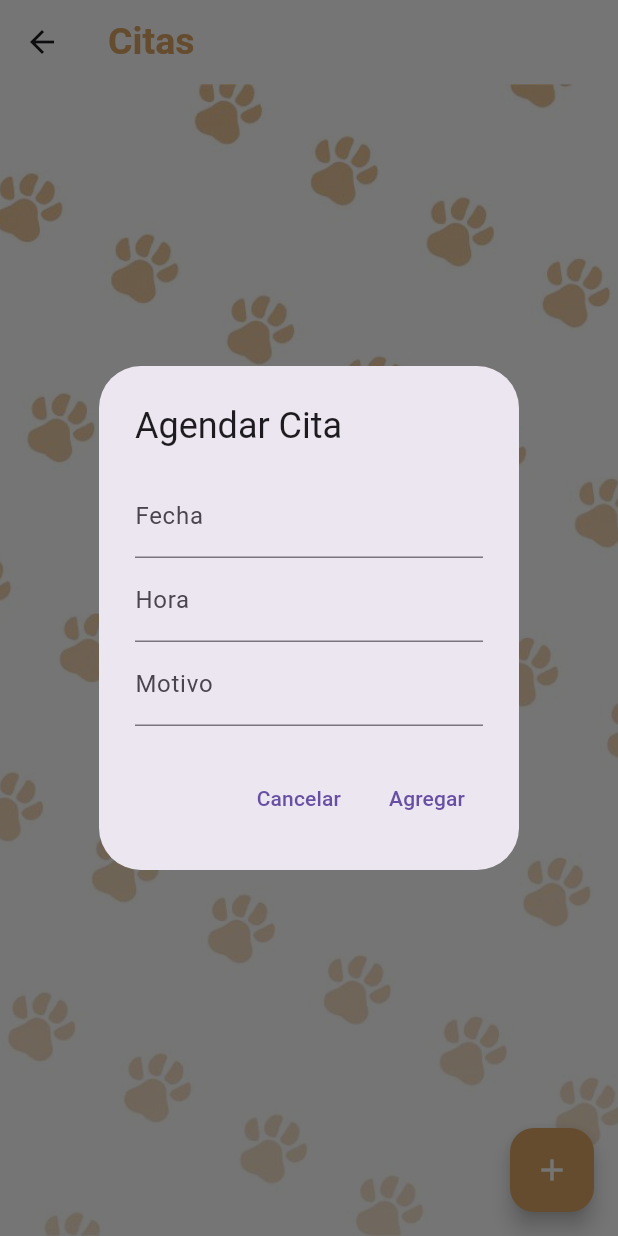
After one commit to mauriciomartinezm/veterinarIA, a Flutter app: the CitasPage screen opened by its route, after a tap on the "add" icon, on a phone screen of 412 x 824 dp. The commit adds this screen. Run offline on Flutter 3.47's test engine with Material 3 defaults, Android fonts, the phone set to English and light mode, and no system bars; accounts and stored records are empty; network calls fail.

Commit message:
Creacion del apartado de citas

```diff
--- a/lib/main.dart
+++ b/lib/main.dart
@@ -7,6 +7,7 @@ import 'screens/home/home_page.dart';
 import 'screens/home/info_page.dart';
 import 'screens/home/info_usuario_page.dart';
 import 'screens/home/info_mascota_page.dart';
+import './screens/home/citas_page.dart';
 
 void main() {
   runApp(
@@ -27,6 +28,7 @@ class Miapp extends StatelessWidget {
     'informacion': (_) => const InformacionPage(),
     'infoUsuario': (_) => const InfoUsuarioPage(),
     'infoMascotas': (_) => const InfoMascotaPage(nombre: "",),
+    'citas': (_) => const CitasPage(),
 
   };
 
@@ -36,7 +38,7 @@ class Miapp extends StatelessWidget {
       debugShowCheckedModeBanner: false,
       title: "Mi app",
       routes: _routes,
-      initialRoute: 'login',
+      initialRoute: 'home',
     );
   }
 }
--- /dev/null
+++ b/lib/screens/home/citas_page.dart
@@ -0,0 +1,197 @@
+import 'package:flutter/material.dart';
+
+class CitasPage extends StatefulWidget {
+  const CitasPage({super.key});
+
+  @override
+  State<CitasPage> createState() => _CitasPageState();
+}
+
+class _CitasPageState extends State<CitasPage> {
+  List<Map<String, String>> citas = [];
+
+  void _agregarCita(String fecha, String hora, String motivo) {
+    setState(() {
+      citas.add({
+        'fecha': fecha,
+        'hora': hora,
+        'motivo': motivo,
+      });
+    });
+  }
+
+  void _confirmarEliminarCita(int index) {
+    showDialog(
+      context: context,
+      builder: (BuildContext context) {
+        return AlertDialog(
+          title: const Text(
+            'Eliminar Cita',
+            style: TextStyle(
+                color: Color.fromRGBO(221, 166, 101, 1),
+                fontSize: 25.0,
+                fontWeight: FontWeight.w700),
+          ),
+          content: const Text(
+            '¿Estás seguro de que quieres eliminar esta cita?',
+          ),
+          actions: <Widget>[
+            TextButton(
+              child: const Text(
+                'Cancelar',
+                style: TextStyle(
+                  color: Colors.black,
+                  fontSize: 15.0,
+                ),
+              ),
+              onPressed: () {
+                Navigator.of(context).pop();
+              },
+            ),
+            TextButton(
+              child: const Text(
+                'Eliminar',
+                style: TextStyle(
+                  color: Colors.black,
+                  fontSize: 15.0,
+                ),
+              ),
+              onPressed: () {
+                _eliminarCita(index);
+                Navigator.of(context).pop();
+              },
+            ),
+          ],
+        );
+      },
+    );
+  }
+
+  void _eliminarCita(int index) {
+    setState(() {
+      citas.removeAt(index);
+    });
+  }
+
+  void _mostrarFormulario() {
+    showDialog(
+      context: context,
+      builder: (BuildContext context) {
+        String fecha = '';
+        String hora = '';
+        String motivo = '';
+
+        return AlertDialog(
+          title: const Text('Agendar Cita'),
+          content: Column(
+            mainAxisSize: MainAxisSize.min,
+            children: <Widget>[
+              TextField(
+                decoration: const InputDecoration(labelText: 'Fecha'),
+                onChanged: (value) {
+                  fecha = value;
+                },
+              ),
+              TextField(
+                decoration: const InputDecoration(labelText: 'Hora'),
+                onChanged: (value) {
+                  hora = value;
+                },
+              ),
+              TextField(
+                decoration: const InputDecoration(labelText: 'Motivo'),
+                onChanged: (value) {
+                  motivo = value;
+                },
+              ),
+            ],
+          ),
+          actions: <Widget>[
+            TextButton(
+              child: const Text('Cancelar'),
+              onPressed: () {
+                Navigator.of(context).pop();
+              },
+            ),
+            TextButton(
+              child: const Text('Agregar'),
+              onPressed: () {
+                _agregarCita(fecha, hora, motivo);
+                Navigator.of(context).pop();
+              },
+            ),
+          ],
+        );
+      },
+    );
+  }
+
+  @override
+  Widget build(BuildContext context) {
+    return Scaffold(
+      appBar: AppBar(
+        title: const Text(
+          "Citas",
+          style: TextStyle(
+              color: Color.fromRGBO(221, 166, 101, 1),
+              fontSize: 25.0,
+              fontWeight: FontWeight.w700),
+        ),
+        backgroundColor: Colors.white,
+      ),
+      body: cuerpo(),
+      floatingActionButton: FloatingActionButton(
+        onPressed: _mostrarFormulario,
+        backgroundColor: const Color.fromRGBO(221, 166, 101, 1),
+        child: const Icon(
+          Icons.add_outlined,
+          color: Colors.white,
+        ),
+      ),
+    );
+  }
+
+  Widget cuerpo() {
+    return Container(
+      decoration: const BoxDecoration(
+        image: DecorationImage(
+          image: AssetImage("assets/backgrounds/fondo_blanco.jpg"),
+          fit: BoxFit.cover,
+        ),
+      ),
+      child: citas.isEmpty
+          ? const Center(
+              child: Text(
+                'No tienes citas agendadas',
+                style: TextStyle(fontSize: 18.0),
+              ),
+            )
+          : ListView.builder(
+              itemCount: citas.length,
+              itemBuilder: (context, index) {
+                return ListTile(
+                  title: Text(
+                      '${citas[index]['fecha']} - ${citas[index]['hora']}',
+                      style: const TextStyle(
+                          color: Colors.black,
+                          fontSize: 19.0,
+                          fontWeight: FontWeight.w700)),
+                  subtitle: Text(citas[index]['motivo']!),
+                  trailing: IconButton(
+                    icon: const Icon(Icons.delete),
+                    onPressed: () {
+                      _confirmarEliminarCita(index);
+                    },
+                  ),
+                );
+              },
+            ),
+    );
+  }
+}
+
+void main() {
+  runApp(const MaterialApp(
+    home: CitasPage(),
+  ));
+}
--- a/lib/screens/home/info_mascota_page.dart
+++ b/lib/screens/home/info_mascota_page.dart
@@ -72,9 +72,9 @@ class _InfoMascotaPageState extends State<InfoMascotaPage> {
         title: const Text(
           "Nombre de la mascota",
           style: TextStyle(
-            color: Colors.black,
-            fontSize: 20.0,
-          ),
+              color: Color.fromRGBO(221, 166, 101, 1),
+              fontSize: 25.0,
+              fontWeight: FontWeight.w700),
         ),
         backgroundColor: Colors.white,
       ),
```
Also changed, not shown: lib/screens/home/home_page.dart (+12 -55 lines), lib/screens/home/mascotas_page.dart (+8 -1 lines).
